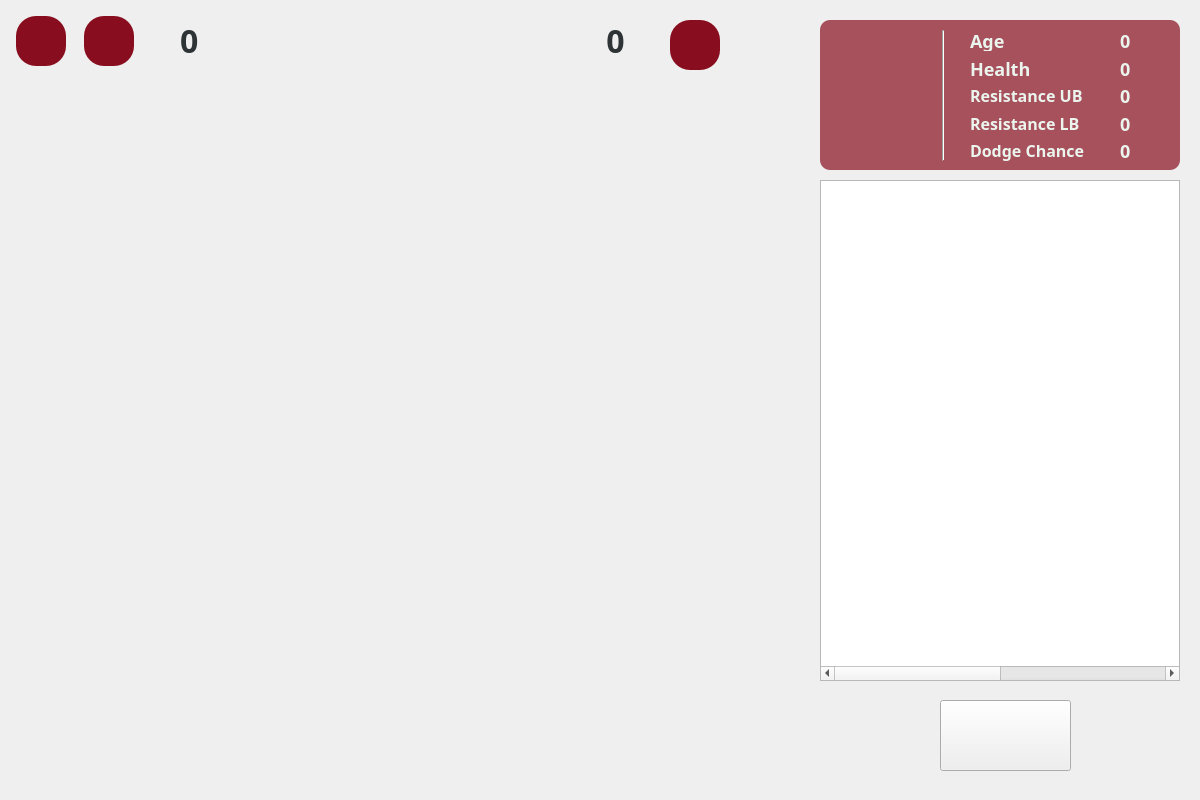
Above: app/game.ui from ce-itcr/Gladiators-GBP before the change. Below: the same form after it.
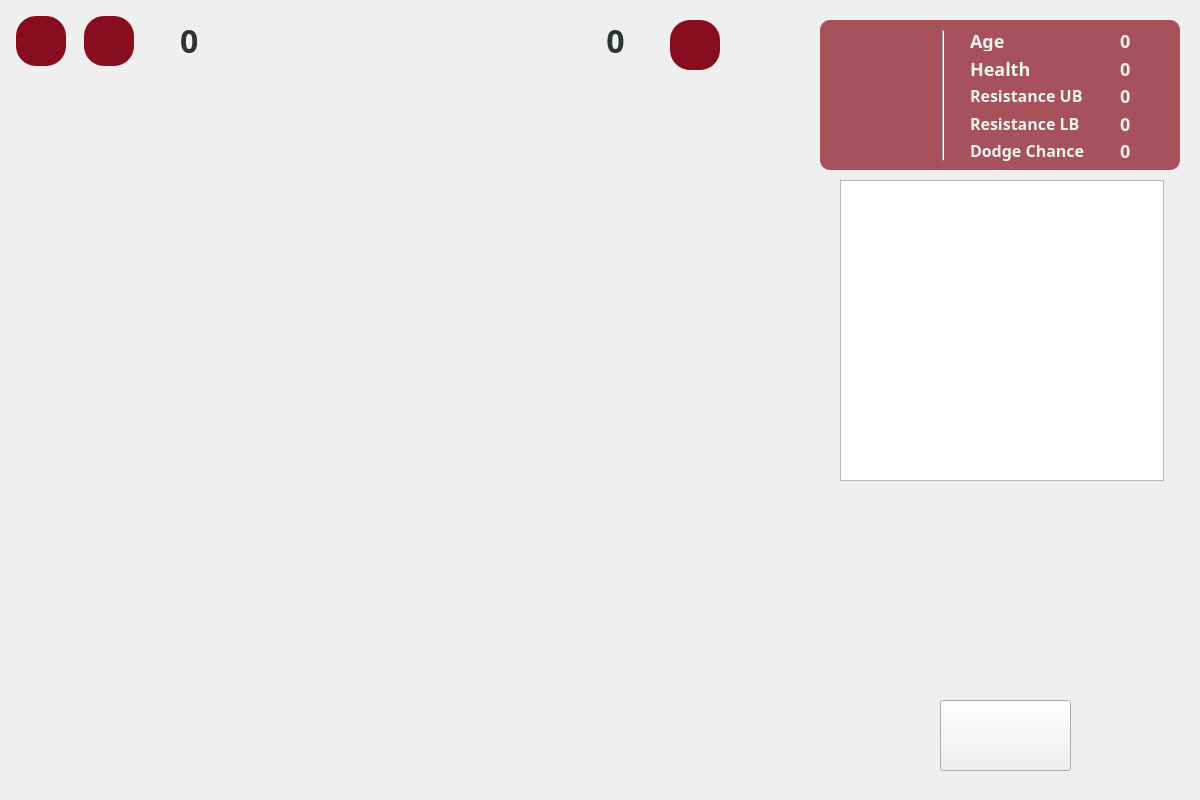
That is the form after the change. Icons and pictures are not drawn.

What changed in the file:
```diff
--- a/app/game.ui
+++ b/app/game.ui
@@ -111,10 +111,10 @@
   <widget class="QTableWidget" name="timesTable">
    <property name="geometry">
     <rect>
-     <x>820</x>
+     <x>840</x>
      <y>180</y>
-     <width>360</width>
-     <height>501</height>
+     <width>324</width>
+     <height>301</height>
     </rect>
    </property>
    <property name="styleSheet">
@@ -142,6 +142,9 @@
    <property name="cornerButtonEnabled">
     <bool>false</bool>
    </property>
+   <property name="rowCount">
+    <number>0</number>
+   </property>
    <attribute name="horizontalHeaderVisible">
     <bool>false</bool>
    </attribute>
@@ -149,7 +152,7 @@
     <bool>false</bool>
    </attribute>
    <attribute name="horizontalHeaderDefaultSectionSize">
-    <number>180</number>
+    <number>155</number>
    </attribute>
    <attribute name="horizontalHeaderHighlightSections">
     <bool>false</bool>
```
